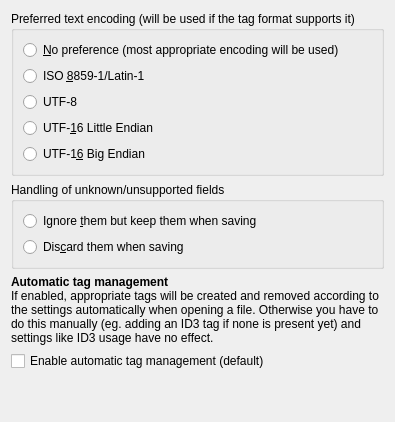
This is gui/tagprocessinggeneraloptionpage.ui in Martchus/tageditor as Qt 5 draws it before an edit. The edited form follows.
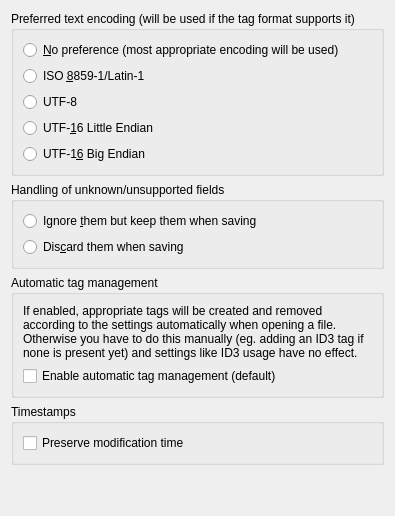
This is the edited form.

Commit message:
Add option to preserve "modification date" on file saving for UI
See https://github.com/Martchus/tageditor/issues/67

What changed in the file:
```diff
--- a/gui/tagprocessinggeneraloptionpage.ui
+++ b/gui/tagprocessinggeneraloptionpage.ui
@@ -98,10 +98,15 @@
     </widget>
    </item>
    <item>
+    <widget class="QGroupBox" name="timestampsGroupBox_2">
+     <property name="title">
+      <string>Automatic tag management</string>
+     </property>
+     <layout class="QVBoxLayout" name="verticalLayout_5">
+      <item>
     <widget class="QLabel" name="label">
      <property name="text">
-      <string>&lt;span style=&quot;font-weight: bold;&quot;&gt;Automatic tag management&lt;/span&gt;
-&lt;br&gt;If enabled, appropriate tags will be created and removed according to the settings automatically when opening a file. Otherwise you have to do this manually (eg. adding an ID3 tag if none is present yet) and settings like ID3 usage have no effect.</string>
+         <string>If enabled, appropriate tags will be created and removed according to the settings automatically when opening a file. Otherwise you have to do this manually (eg. adding an ID3 tag if none is present yet) and settings like ID3 usage have no effect.</string>
      </property>
      <property name="wordWrap">
       <bool>true</bool>
@@ -115,6 +120,25 @@
      </property>
     </widget>
    </item>
+     </layout>
+    </widget>
+   </item>
+   <item>
+    <widget class="QGroupBox" name="timestampsGroupBox">
+     <property name="title">
+      <string>Timestamps</string>
+     </property>
+     <layout class="QVBoxLayout" name="verticalLayout_4">
+      <item>
+       <widget class="QCheckBox" name="preserveModificationTimeCheckBox">
+        <property name="text">
+         <string>Preserve modification time</string>
+        </property>
+       </widget>
+      </item>
+     </layout>
+    </widget>
+   </item>
    <item>
     <spacer name="verticalSpacer">
      <property name="orientation">
```
Left out of the diff: 2 changed lines with no effect on the pictures. Lines whose indentation alone changed are shown as unchanged. The commit also changes 4 other files.
